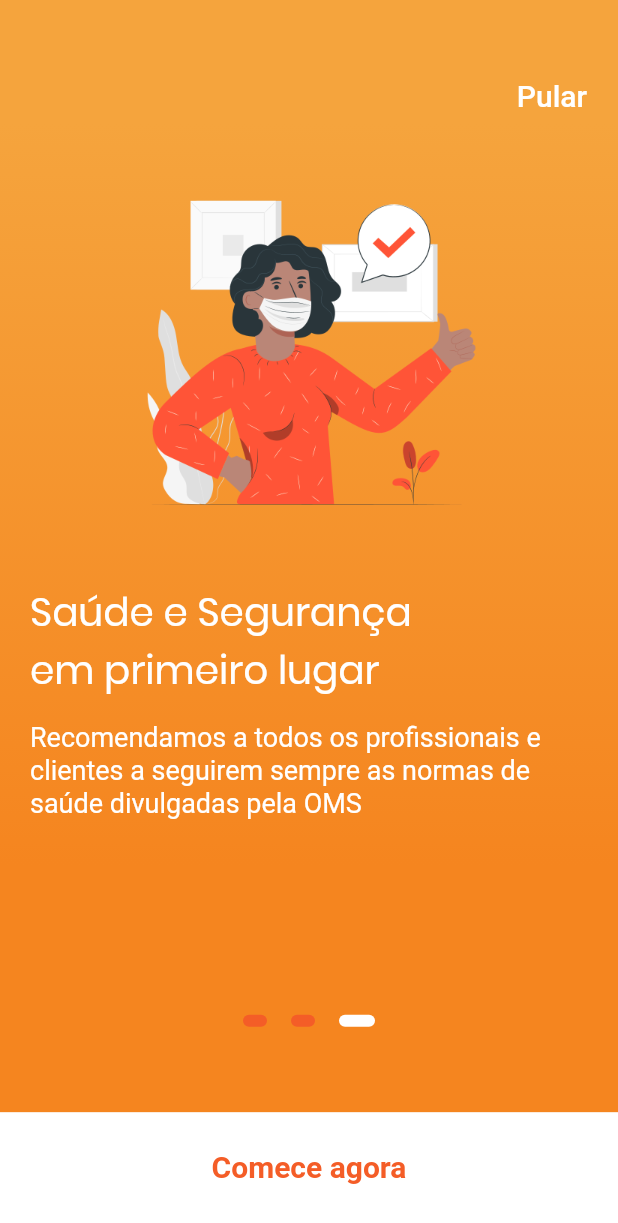
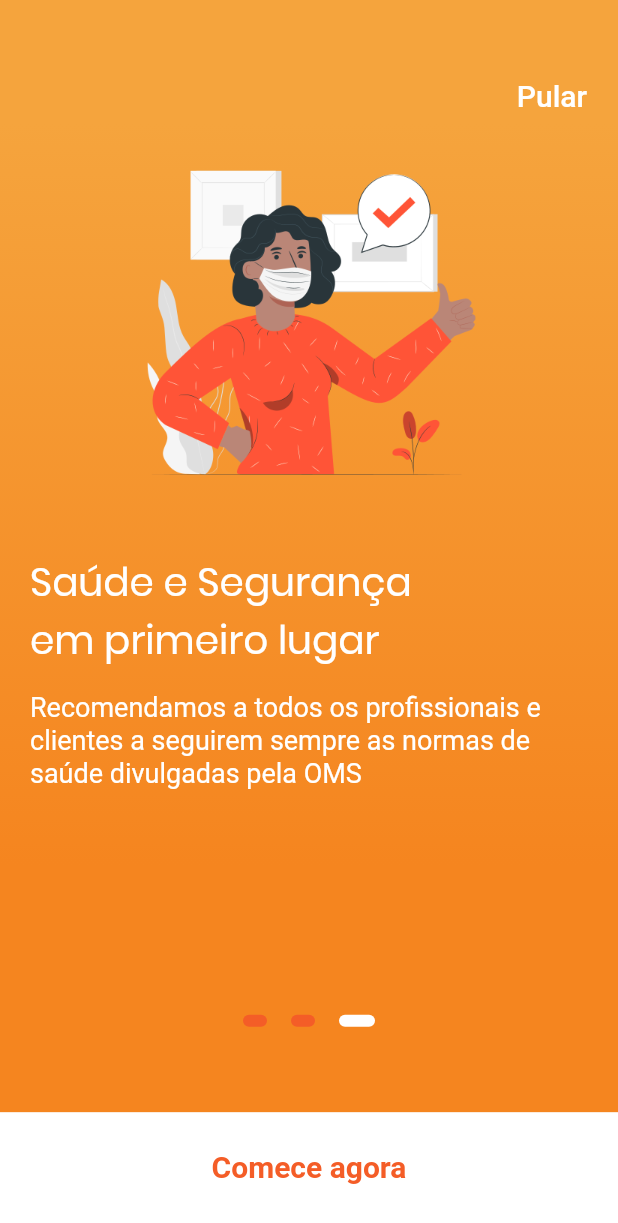
Before and after one commit to NikFG/Cortai, a Flutter app: the screen it shows after launch, swiped to page 3, on a phone screen of 412 x 824 dp. Shown: the top 1223 px of the screen. Run offline on Flutter 3.47's test engine with Material 2 defaults, Android fonts, the phone set to English and light mode, and no system bars; our stand-ins replace badges, carousel_slider, cloud_firestore, email_validator, firebase_auth, firebase_messaging and 14 more; missing offline and left inert: flutter_auth_buttons, flutter_google_places, geocoder, google_maps_webservice, password_strength; accounts and stored records are empty; network calls fail.

Commit message:
fix(start_screen): corrige padding com overflow

```diff
--- a/lib/Tiles/start_screen.dart
+++ b/lib/Tiles/start_screen.dart
@@ -149,7 +149,7 @@ class _StartScreenState extends State<StartScreen> {
                         ),
                       ),
                       Padding(
-                        padding: EdgeInsets.all(20.0),
+                        padding: EdgeInsets.only(left: 20, right: 20),
                         child: Column(
                           crossAxisAlignment: CrossAxisAlignment.start,
                           children: <Widget>[
```
